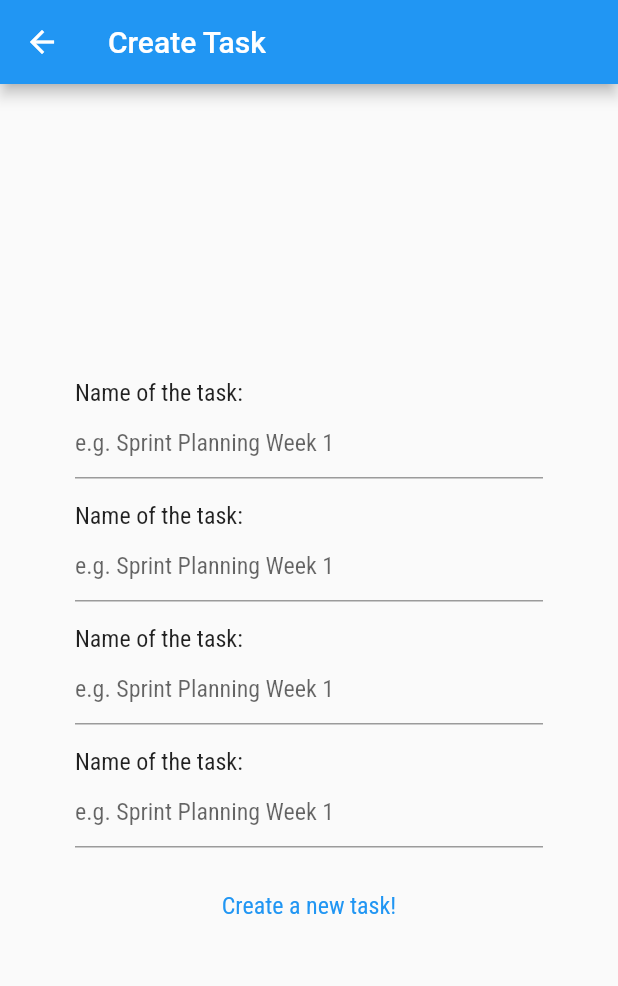
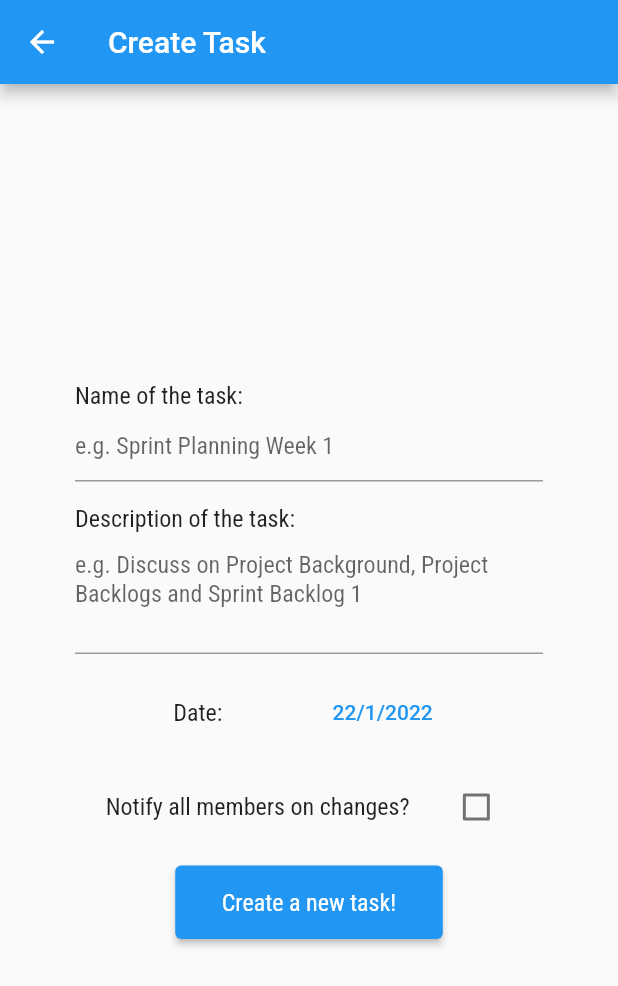
Before and after one commit to manzajp/sagile-mobile-main, a Flutter app: the screen it shows after launch, on a phone screen of 412 x 824 dp. Shown: the top 986 px of the screen. Run offline on Flutter 3.47's test engine with Material 2 defaults, Android fonts, the phone set to English and light mode, and no system bars; our stand-ins replace flutter_datetime_picker, google_fonts.

Commit message:
added create task and date picker

```diff
--- a/lib/pages/create_task_application.dart
+++ b/lib/pages/create_task_application.dart
@@ -1,4 +1,5 @@
 import 'package:flutter/material.dart';
+import 'package:flutter_datetime_picker/flutter_datetime_picker.dart';
 import 'package:google_fonts/google_fonts.dart';
 
 class TaskCreateWidget extends StatefulWidget {
@@ -8,6 +9,9 @@ class TaskCreateWidget extends StatefulWidget {
 }
 
 class _TaskCreateWidgetState extends State<TaskCreateWidget> {
+  bool notifyUpdate = false;
+  DateTime taskDate = DateUtils.dateOnly(DateTime.now());
+
   @override
   Widget build(BuildContext context) {
     return Scaffold(
@@ -25,6 +29,7 @@ class _TaskCreateWidgetState extends State<TaskCreateWidget> {
           children: [
             Container(
               padding: const EdgeInsets.symmetric(horizontal: 50),
+              child: Form(
                 child: Column(
                     mainAxisAlignment: MainAxisAlignment.start,
                     mainAxisSize: MainAxisSize.max,
@@ -38,11 +43,13 @@ class _TaskCreateWidgetState extends State<TaskCreateWidget> {
                             Text(
                               "Name of the task:",
                               style: GoogleFonts.robotoCondensed(
-                                fontSize: 16.0, fontWeight: FontWeight.normal),
+                                  fontSize: 16.0,
+                                  fontWeight: FontWeight.normal),
                             ),
                             TextField(
                               style: GoogleFonts.robotoCondensed(
-                                fontSize: 16.0, fontWeight: FontWeight.normal),
+                                  fontSize: 16.0,
+                                  fontWeight: FontWeight.normal),
                               decoration: const InputDecoration(
                                 hintText: 'e.g. Sprint Planning Week 1',
                               ),
@@ -56,15 +63,19 @@ class _TaskCreateWidgetState extends State<TaskCreateWidget> {
                           crossAxisAlignment: CrossAxisAlignment.start,
                           children: [
                             Text(
-                            "Name of the task:",
+                              "Description of the task:",
                               style: GoogleFonts.robotoCondensed(
-                                fontSize: 16.0, fontWeight: FontWeight.normal),
+                                  fontSize: 16.0,
+                                  fontWeight: FontWeight.normal),
                             ),
                             TextField(
+                              maxLines: 3,
                               style: GoogleFonts.robotoCondensed(
-                                fontSize: 16.0, fontWeight: FontWeight.normal),
+                                  fontSize: 16.0,
+                                  fontWeight: FontWeight.normal),
                               decoration: const InputDecoration(
-                              hintText: 'e.g. Sprint Planning Week 1',
+                                hintText:
+                                    'e.g. Discuss on Project Background, Project Backlogs and Sprint Backlog 1',
                               ),
                             ),
                           ],
@@ -72,52 +83,80 @@ class _TaskCreateWidgetState extends State<TaskCreateWidget> {
                       ),
                       Container(
                         padding: const EdgeInsets.only(bottom: 15),
-                      child: Column(
-                        crossAxisAlignment: CrossAxisAlignment.start,
+                        child: Row(
+                          mainAxisAlignment: MainAxisAlignment.spaceEvenly,
+                          crossAxisAlignment: CrossAxisAlignment.center,
                           children: [
                             Text(
-                            "Name of the task:",
+                              "Date:",
                               style: GoogleFonts.robotoCondensed(
-                                fontSize: 16.0, fontWeight: FontWeight.normal),
+                                  fontSize: 16.0,
+                                  fontWeight: FontWeight.normal),
                             ),
-                          TextField(
-                            style: GoogleFonts.robotoCondensed(
-                                fontSize: 16.0, fontWeight: FontWeight.normal),
-                            decoration: const InputDecoration(
-                              hintText: 'e.g. Sprint Planning Week 1',
-                            ),
-                          ),
+                            TextButton(
+                                onPressed: () {
+                                  DatePicker.showDatePicker(context,
+                                      showTitleActions: true,
+                                      theme: const DatePickerTheme(
+                                          headerColor: Colors.blue,
+                                          backgroundColor: Colors.white,
+                                          itemStyle: TextStyle(
+                                              color: Colors.blue, fontSize: 16),
+                                          doneStyle: TextStyle(
+                                              color: Colors.white,
+                                              fontSize: 16),
+                                          cancelStyle: TextStyle(
+                                              color: Colors.white,
+                                              fontSize: 16)),
+                                      onConfirm: (date) {
+                                    setState(() {
+                                      taskDate = date;
+                                    });
+                                  },
+                                      currentTime: taskDate,
+                                      locale: LocaleType.en);
+                                },
+                                child: Text("${taskDate.day}/"
+                                    "${taskDate.month}"
+                                    "/${taskDate.year}")),
                           ],
                         ),
                       ),
                       Container(
                         padding: const EdgeInsets.only(bottom: 15),
-                      child: Column(
-                        crossAxisAlignment: CrossAxisAlignment.start,
+                        child: Row(
+                          mainAxisAlignment: MainAxisAlignment.spaceEvenly,
+                          crossAxisAlignment: CrossAxisAlignment.center,
                           children: [
                             Text(
-                            "Name of the task:",
+                              "Notify all members on changes?",
                               style: GoogleFonts.robotoCondensed(
-                                fontSize: 16.0, fontWeight: FontWeight.normal),
+                                  fontSize: 16.0,
+                                  fontWeight: FontWeight.normal),
                             ),
-                          TextField(
-                            style: GoogleFonts.robotoCondensed(
-                                fontSize: 16.0, fontWeight: FontWeight.normal),
-                            decoration: const InputDecoration(
-                              hintText: 'e.g. Sprint Planning Week 1',
-                            ),
-                          ),
+                            Checkbox(
+                                value: notifyUpdate,
+                                onChanged: (value) {
+                                  setState(() {
+                                    notifyUpdate = value!;
+                                  });
+                                }),
                           ],
                         ),
                       ),
-                    TextButton(
+                      ElevatedButton(
                           onPressed: buttonPressed,
+                          child: Container(
+                            padding: const EdgeInsets.symmetric(
+                                vertical: 15, horizontal: 15),
                             child: Text(
                               "Create a new task!",
                               style: GoogleFonts.robotoCondensed(
                                   fontSize: 16, fontWeight: FontWeight.normal),
+                            ),
                           ))
                     ]),
+              ),
             ),
           ]),
     );
--- a/pubspec.yaml
+++ b/pubspec.yaml
@@ -38,6 +38,7 @@ dependencies:
   http: ^0.13.3
   flutter_neat_and_clean_calendar: ^0.2.3+11
   google_fonts: ^2.2.0
+  flutter_datetime_picker: ^1.5.1
 
 dev_dependencies:
   flutter_test:
```
Also changed, not shown: pubspec.lock. Lines whose indentation alone changed are shown as unchanged.
